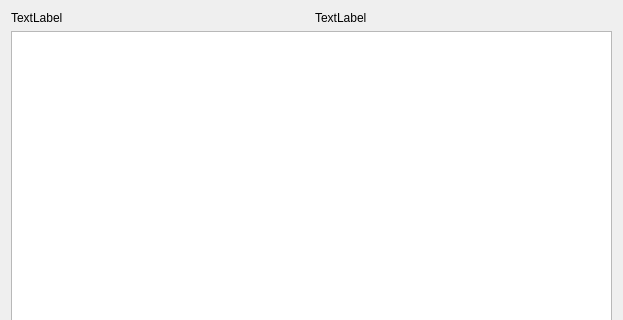
Qt form albumview.ui (talitintti/Gridlink) before a commit; both pictures show x 0 to 623 and y 0 to 320 of the 623 by 566 pixel window.
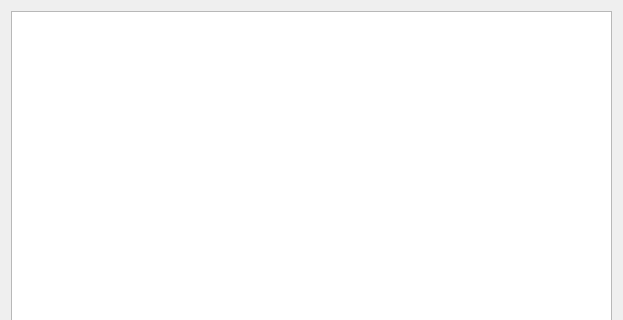
The same form after that commit.

What changed in the file:
```diff
--- a/albumview.ui
+++ b/albumview.ui
@@ -15,25 +15,7 @@
   </property>
   <layout class="QVBoxLayout" name="verticalLayout">
    <item>
-    <layout class="QHBoxLayout" name="horizontalLayout">
-     <item>
-      <widget class="QLabel" name="label_2">
-       <property name="text">
-        <string>TextLabel</string>
-       </property>
-      </widget>
-     </item>
-     <item>
-      <widget class="QLabel" name="label_album_cover">
-       <property name="text">
-        <string>TextLabel</string>
-       </property>
-      </widget>
-     </item>
-    </layout>
-   </item>
-   <item>
-    <widget class="QListWidget" name="listWidget_album_songs"/>
+    <widget class="QTableView" name="tableView"/>
    </item>
   </layout>
  </widget>
```
